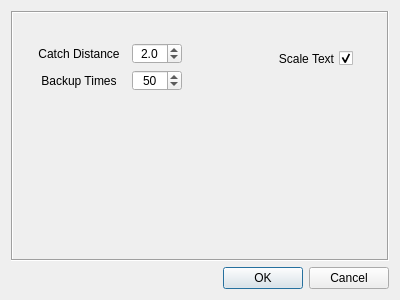
chen6556/DSV, file src/ui/Setting.ui: the form before one commit.
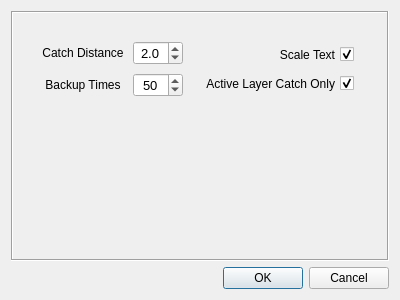
The form after the commit.

```diff
--- a/src/ui/Setting.ui
+++ b/src/ui/Setting.ui
@@ -37,21 +37,35 @@
       <widget class="QWidget" name="formLayoutWidget">
        <property name="geometry">
         <rect>
-         <x>19</x>
-         <y>30</y>
+         <x>20</x>
+         <y>20</y>
          <width>150</width>
-         <height>48</height>
+         <height>74</height>
         </rect>
        </property>
        <layout class="QGridLayout" name="gridLayout">
+        <property name="spacing">
+         <number>0</number>
+        </property>
         <item row="0" column="1">
          <widget class="QDoubleSpinBox" name="catch_distance">
+          <property name="minimumSize">
+           <size>
+            <width>0</width>
+            <height>22</height>
+           </size>
+          </property>
           <property name="maximumSize">
            <size>
             <width>50</width>
             <height>16777215</height>
            </size>
           </property>
+          <property name="font">
+           <font>
+            <pointsize>10</pointsize>
+           </font>
+          </property>
           <property name="alignment">
            <set>Qt::AlignCenter</set>
           </property>
@@ -71,6 +85,12 @@
         </item>
         <item row="0" column="0">
          <widget class="QLabel" name="label">
+          <property name="minimumSize">
+           <size>
+            <width>0</width>
+            <height>22</height>
+           </size>
+          </property>
           <property name="text">
            <string>Catch Distance</string>
           </property>
@@ -79,18 +99,19 @@
           </property>
          </widget>
         </item>
-        <item row="1" column="0">
-         <widget class="QLabel" name="label_2">
-          <property name="text">
-           <string>Backup Times</string>
-          </property>
-          <property name="alignment">
-           <set>Qt::AlignCenter</set>
-          </property>
-         </widget>
-        </item>
         <item row="1" column="1">
          <widget class="QSpinBox" name="backup_times">
+          <property name="minimumSize">
+           <size>
+            <width>0</width>
+            <height>22</height>
+           </size>
+          </property>
+          <property name="font">
+           <font>
+            <pointsize>10</pointsize>
+           </font>
+          </property>
           <property name="alignment">
            <set>Qt::AlignCenter</set>
           </property>
@@ -105,6 +126,22 @@
           </property>
          </widget>
         </item>
+        <item row="1" column="0">
+         <widget class="QLabel" name="label_2">
+          <property name="minimumSize">
+           <size>
+            <width>0</width>
+            <height>22</height>
+           </size>
+          </property>
+          <property name="text">
+           <string>Backup Times</string>
+          </property>
+          <property name="alignment">
+           <set>Qt::AlignCenter</set>
+          </property>
+         </widget>
+        </item>
        </layout>
       </widget>
       <widget class="QWidget" name="gridLayoutWidget">
@@ -112,8 +149,8 @@
         <rect>
          <x>180</x>
          <y>30</y>
-         <width>160</width>
-         <height>31</height>
+         <width>161</width>
+         <height>52</height>
         </rect>
        </property>
        <layout class="QGridLayout" name="gridLayout_2">
@@ -125,6 +162,12 @@
             <verstretch>0</verstretch>
            </sizepolicy>
           </property>
+          <property name="minimumSize">
+           <size>
+            <width>0</width>
+            <height>22</height>
+           </size>
+          </property>
           <property name="layoutDirection">
            <enum>Qt::RightToLeft</enum>
           </property>
@@ -136,6 +179,31 @@
           </property>
          </widget>
         </item>
+        <item row="2" column="0">
+         <widget class="QCheckBox" name="catch_only">
+          <property name="sizePolicy">
+           <sizepolicy hsizetype="Preferred" vsizetype="Preferred">
+            <horstretch>0</horstretch>
+            <verstretch>0</verstretch>
+           </sizepolicy>
+          </property>
+          <property name="minimumSize">
+           <size>
+            <width>0</width>
+            <height>22</height>
+           </size>
+          </property>
+          <property name="layoutDirection">
+           <enum>Qt::RightToLeft</enum>
+          </property>
+          <property name="text">
+           <string>Active Layer Catch Only</string>
+          </property>
+          <property name="checked">
+           <bool>true</bool>
+          </property>
+         </widget>
+        </item>
        </layout>
       </widget>
      </widget>
```
